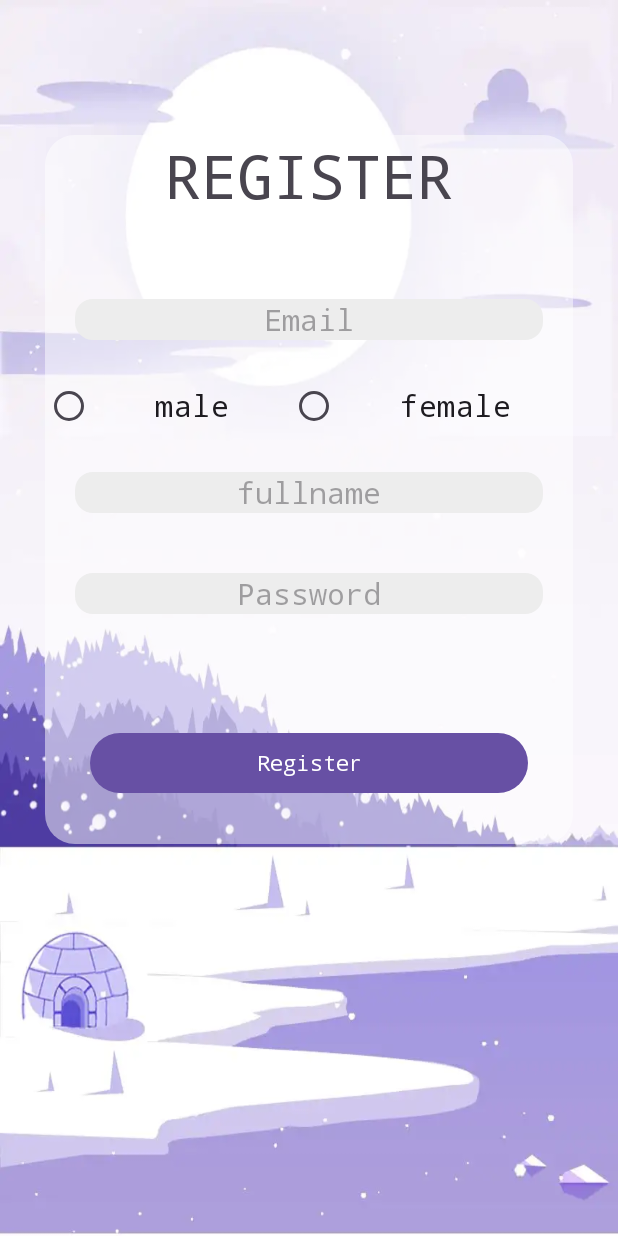
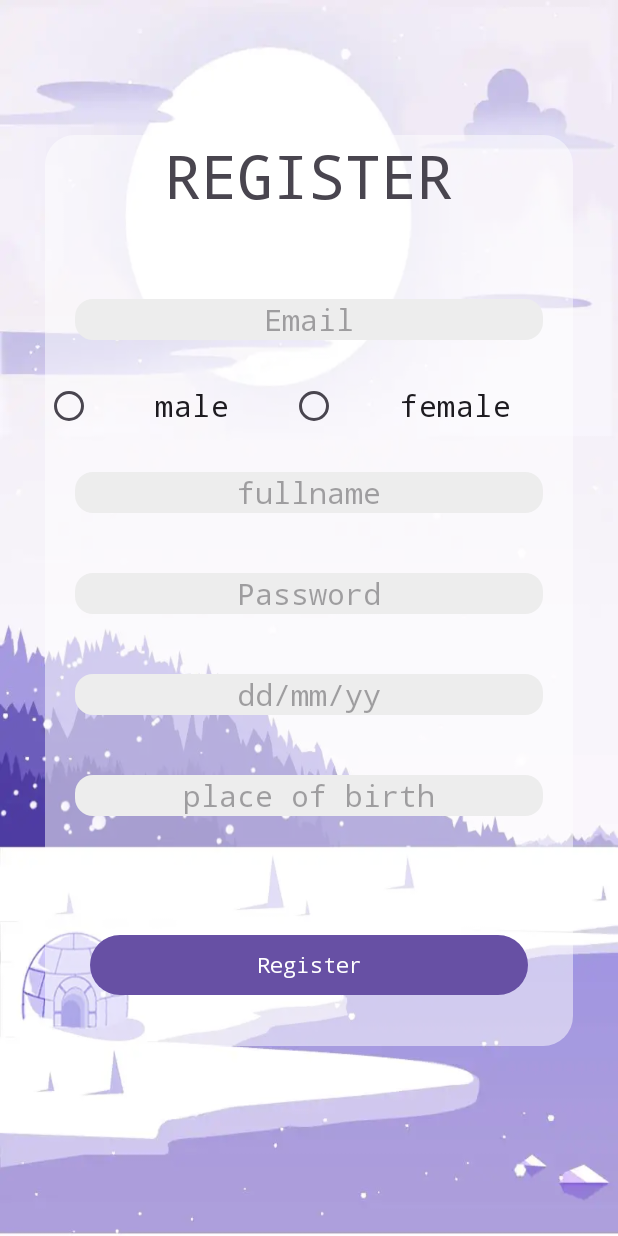
Before and after one commit to ntminh2107/BlogApp, an Android app: the RegisterView screen opened directly, with no data from a screen before it, on a phone screen of 412 x 824 dp. Run offline under Robolectric (Android 15) with nearby library versions, the phone set to English and light mode, and no system bars.

Commit message:
cap nhat

```diff
--- a/app/build.gradle.kts
+++ b/app/build.gradle.kts
@@ -5,7 +5,7 @@ plugins {
 
 android {
     namespace = "com.mad.g1.nguyentuanminh.blogapp"
-    compileSdk = 33
+    compileSdk = 34
 
     defaultConfig {
         applicationId = "com.mad.g1.nguyentuanminh.blogapp"
--- a/app/src/main/res/layout/activity_register_view.xml
+++ b/app/src/main/res/layout/activity_register_view.xml
@@ -95,6 +95,27 @@
                 android:inputType="textPassword"
                 android:layout_margin="20dp"
                 android:background="@drawable/textinputborder"/>
+            <EditText
+                android:id="@+id/dobET"
+                android:layout_width="match_parent"
+                android:layout_height="wrap_content"
+                android:hint="dd/mm/yy"
+                android:textSize="20dp"
+                android:textAlignment="center"
+                android:fontFamily="monospace"
+                android:inputType="date"
+                android:layout_margin="20dp"
+                android:background="@drawable/textinputborder"/>
+            <EditText
+                android:id="@+id/pobET"
+                android:layout_width="match_parent"
+                android:layout_height="wrap_content"
+                android:hint="place of birth"
+                android:textSize="20dp"
+                android:textAlignment="center"
+                android:fontFamily="monospace"
+                android:layout_margin="20dp"
+                android:background="@drawable/textinputborder"/>
 
         </LinearLayout>
 
```
